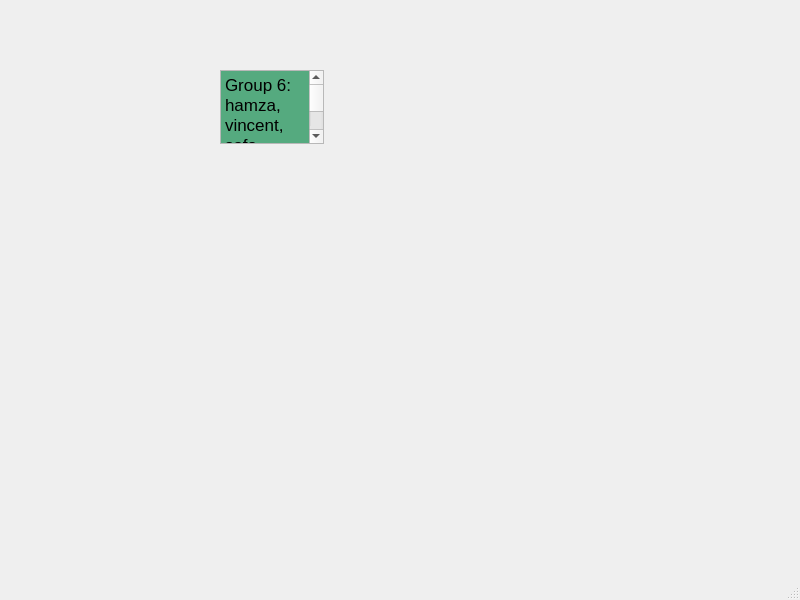
Above: info.ui from hamzafauzi/Group6_QT_Project before the change. Below: the same form after it.
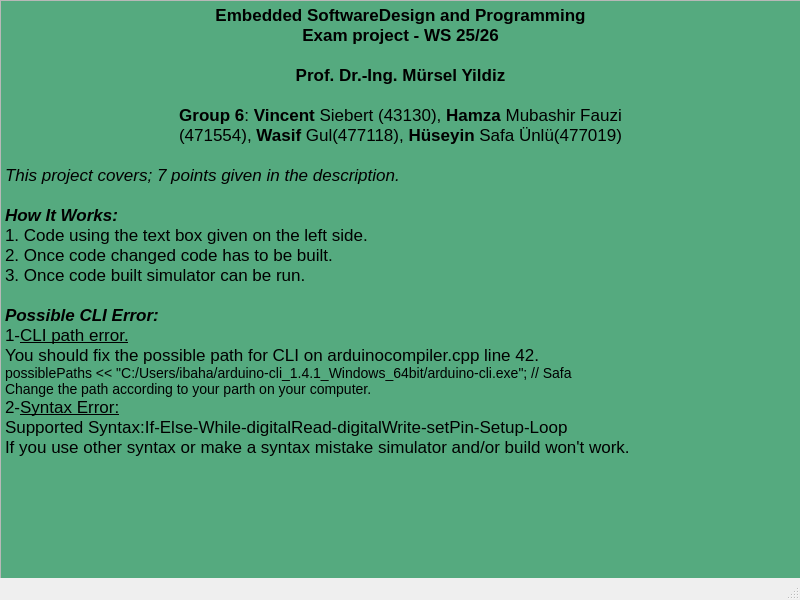
That is the form after the change.

What changed in the file:
```diff
--- a/info.ui
+++ b/info.ui
@@ -17,10 +17,10 @@
    <widget class="QTextEdit" name="textEdit">
     <property name="geometry">
      <rect>
-      <x>220</x>
-      <y>70</y>
-      <width>104</width>
-      <height>74</height>
+      <x>0</x>
+      <y>0</y>
+      <width>801</width>
+      <height>601</height>
      </rect>
     </property>
     <property name="palette">
@@ -60,9 +60,16 @@
 hr { height: 1px; border-width: 0; }
 li.unchecked::marker { content: &quot;\2610&quot;; }
 li.checked::marker { content: &quot;\2612&quot;; }
-&lt;/style&gt;&lt;/head&gt;&lt;body style=&quot; font-family:'.AppleSystemUIFont'; font-size:13pt; font-weight:400; font-style:normal;&quot;&gt;
-&lt;p style=&quot; margin-top:0px; margin-bottom:0px; margin-left:0px; margin-right:0px; -qt-block-indent:0; text-indent:0px;&quot;&gt;Group 6: hamza, vincent, safa, wasif&lt;/p&gt;
-&lt;p style=&quot; margin-top:0px; margin-bottom:0px; margin-left:0px; margin-right:0px; -qt-block-indent:0; text-indent:0px;&quot;&gt;Read me file &lt;/p&gt;&lt;/body&gt;&lt;/html&gt;</string>
+&lt;/style&gt;&lt;/head&gt;&lt;body style=&quot; font-family:'Segoe UI'; font-size:9pt; font-weight:400; font-style:normal;&quot;&gt;
+&lt;p align=&quot;center&quot; style=&quot; margin-top:0px; margin-bottom:0px; margin-left:0px; margin-right:0px; -qt-block-indent:0; text-indent:0px;&quot;&gt;&lt;span style=&quot; font-family:'.AppleSystemUIFont'; font-size:13pt; font-weight:700;&quot;&gt;Embedded SoftwareDesign and Programming&lt;br /&gt;Exam project - WS 25/26&lt;/span&gt;&lt;/p&gt;
+&lt;p align=&quot;center&quot; style=&quot;-qt-paragraph-type:empty; margin-top:0px; margin-bottom:0px; margin-left:0px; margin-right:0px; -qt-block-indent:0; text-indent:0px; font-family:'.AppleSystemUIFont'; font-size:13pt; font-weight:700;&quot;&gt;&lt;br /&gt;&lt;/p&gt;
+&lt;p align=&quot;center&quot; style=&quot; margin-top:0px; margin-bottom:0px; margin-left:0px; margin-right:0px; -qt-block-indent:0; text-indent:0px;&quot;&gt;&lt;span style=&quot; font-family:'.AppleSystemUIFont'; font-size:13pt; font-weight:700;&quot;&gt;Prof. Dr.-Ing. Mürsel Yildiz&lt;/span&gt;&lt;/p&gt;
+&lt;p align=&quot;center&quot; style=&quot; margin-top:0px; margin-bottom:0px; margin-left:0px; margin-right:0px; -qt-block-indent:0; text-indent:0px;&quot;&gt;&lt;span style=&quot; font-family:'.AppleSystemUIFont'; font-size:13pt;&quot;&gt;&lt;br /&gt;&lt;/span&gt;&lt;span style=&quot; font-family:'.AppleSystemUIFont'; font-size:13pt; font-weight:700;&quot;&gt;Group 6&lt;/span&gt;&lt;span style=&quot; font-family:'.AppleSystemUIFont'; font-size:13pt;&quot;&gt;: &lt;/span&gt;&lt;span style=&quot; font-family:'.AppleSystemUIFont'; font-size:13pt; font-weight:700;&quot;&gt;Vincent&lt;/span&gt;&lt;span style=&quot; font-family:'.AppleSystemUIFont'; font-size:13pt;&quot;&gt; Siebert (43130), &lt;/span&gt;&lt;span style=&quot; font-family:'.AppleSystemUIFont'; font-size:13pt; font-weight:700;&quot;&gt;Hamza&lt;/span&gt;&lt;span style=&quot; font-family:'.AppleSystemUIFont'; font-size:13pt;&quot;&gt; Mubashir Fauzi&lt;/span&gt;&lt;/p&gt;
+&lt;p align=&quot;center&quot; style=&quot; margin-top:0px; margin-bottom:0px; margin-left:0px; margin-right:0px; -qt-block-indent:0; text-indent:0px;&quot;&gt;&lt;span style=&quot; font-family:'.AppleSystemUIFont'; font-size:13pt;&quot;&gt;(471554), &lt;/span&gt;&lt;span style=&quot; font-family:'.AppleSystemUIFont'; font-size:13pt; font-weight:700;&quot;&gt;Wasif&lt;/span&gt;&lt;span style=&quot; font-family:'.AppleSystemUIFont'; font-size:13pt;&quot;&gt; Gul(477118), &lt;/span&gt;&lt;span style=&quot; font-family:'.AppleSystemUIFont'; font-size:13pt; font-weight:700;&quot;&gt;Hüseyin&lt;/span&gt;&lt;span style=&quot; font-family:'.AppleSystemUIFont'; font-size:13pt;&quot;&gt; Safa Ünlü(477019)&lt;/span&gt;&lt;/p&gt;
+&lt;p style=&quot; margin-top:0px; margin-bottom:0px; margin-left:0px; margin-right:0px; -qt-block-indent:0; text-indent:0px;&quot;&gt;&lt;span style=&quot; font-family:'.AppleSystemUIFont'; font-size:13pt;&quot;&gt;&lt;br /&gt;&lt;/span&gt;&lt;span style=&quot; font-family:'.AppleSystemUIFont'; font-size:13pt; font-style:italic;&quot;&gt;This project covers; 7 points given in the description.&lt;/span&gt;&lt;span style=&quot; font-family:'.AppleSystemUIFont'; font-size:13pt;&quot;&gt; &lt;/span&gt;&lt;/p&gt;
+&lt;p style=&quot; margin-top:0px; margin-bottom:0px; margin-left:0px; margin-right:0px; -qt-block-indent:0; text-indent:0px;&quot;&gt;&lt;span style=&quot; font-family:'.AppleSystemUIFont'; font-size:13pt;&quot;&gt;&lt;br /&gt;&lt;/span&gt;&lt;span style=&quot; font-family:'.AppleSystemUIFont'; font-size:13pt; font-weight:700; font-style:italic;&quot;&gt;How It Works: &lt;/span&gt;&lt;span style=&quot; font-family:'.AppleSystemUIFont'; font-size:13pt;&quot;&gt;&lt;br /&gt;1. Code using the text box given on the left side.&lt;/span&gt;&lt;/p&gt;
+&lt;p style=&quot; margin-top:0px; margin-bottom:0px; margin-left:0px; margin-right:0px; -qt-block-indent:0; text-indent:0px;&quot;&gt;&lt;span style=&quot; font-family:'.AppleSystemUIFont'; font-size:13pt;&quot;&gt;2. Once code changed code has to be built.&lt;br /&gt;3. Once code built simulator can be run.&lt;br /&gt;&lt;br /&gt;&lt;/span&gt;&lt;span style=&quot; font-family:'.AppleSystemUIFont'; font-size:13pt; font-weight:700; font-style:italic;&quot;&gt;Possible CLI Error:&lt;/span&gt;&lt;span style=&quot; font-family:'.AppleSystemUIFont'; font-size:13pt;&quot;&gt;&lt;br /&gt;1-&lt;/span&gt;&lt;span style=&quot; font-family:'.AppleSystemUIFont'; font-size:13pt; text-decoration: underline;&quot;&gt;CLI path error.&lt;/span&gt;&lt;span style=&quot; font-family:'.AppleSystemUIFont'; font-size:13pt;&quot;&gt;&lt;br /&gt;You should fix the possible path for CLI on arduinocompiler.cpp line 42.&lt;br /&gt;&lt;/span&gt;&lt;span style=&quot; font-family:'Consolas','Courier New','monospace'; font-size:14px; color:#000000;&quot;&gt;possiblePaths&lt;/span&gt;&lt;span style=&quot; font-family:'Consolas','Courier New','monospace'; font-size:14px; color:#cccccc;&quot;&gt; &lt;/span&gt;&lt;span style=&quot; font-family:'Consolas','Courier New','monospace'; font-size:14px; color:#000000;&quot;&gt;&amp;lt;&amp;lt; &amp;quot;C:/Users/ibaha/arduino-cli_1.4.1_Windows_64bit/arduino-cli.exe&amp;quot;; // Safa&lt;br /&gt;Change the path according to your parth on your computer.&lt;/span&gt;&lt;/p&gt;
+&lt;p style=&quot; margin-top:0px; margin-bottom:0px; margin-left:0px; margin-right:0px; -qt-block-indent:0; text-indent:0px;&quot;&gt;&lt;span style=&quot; font-family:'.AppleSystemUIFont'; font-size:13pt;&quot;&gt;2-&lt;/span&gt;&lt;span style=&quot; font-family:'.AppleSystemUIFont'; font-size:13pt; text-decoration: underline;&quot;&gt;Syntax Error:&lt;/span&gt;&lt;span style=&quot; font-family:'.AppleSystemUIFont'; font-size:13pt;&quot;&gt;&lt;br /&gt;Supported Syntax:If-Else-While-digitalRead-digitalWrite-setPin-Setup-Loop&lt;br /&gt;If you use other syntax or make a syntax mistake simulator and/or build won't work.&lt;/span&gt;&lt;/p&gt;&lt;/body&gt;&lt;/html&gt;</string>
     </property>
    </widget>
   </widget>
```
Left out of the diff: 2 changed lines with no effect on the pictures.
